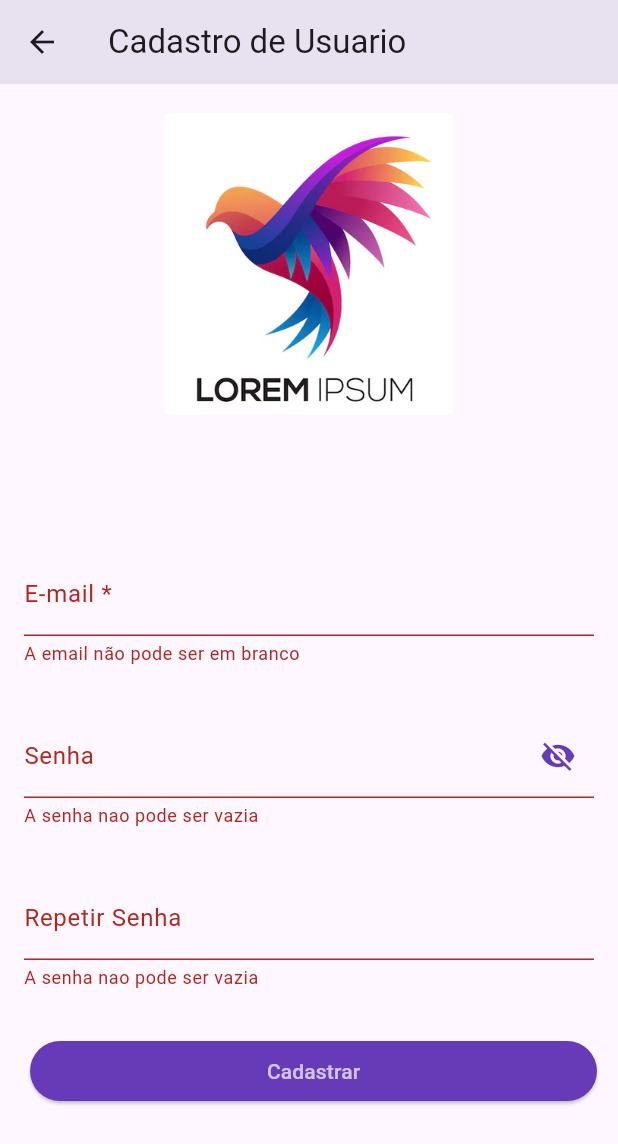
After one commit to spigatl/template_flutter, a Flutter app: the HomeCadastro screen opened by its route, scrolled down 56 dp, after a tap on "Cadastrar", on a phone screen of 412 x 824 dp. The commit adds this screen. Shown: the top 1144 px of the screen. Run offline on Flutter 3.47's test engine with Material 3 defaults, Android fonts, the light colour scheme and no system bars; our stand-ins replace email_validator, sqflite; accounts and stored records are empty.

Commit message:
login 25102024 - 1

```diff
--- a/lib/routes/AppRoutes.dart
+++ b/lib/routes/AppRoutes.dart
@@ -2,11 +2,13 @@ import 'package:flutter/material.dart';
 import 'package:meucontrole/views/home_login.dart';
 import '../views/home_page.dart';
 import '../views/home_password.dart';
+import '../views/home_cadastro.dart';
 
 class Routes {
   static const String home = '/';
   static const String password = '/password';
   static const String login = '/login';
+  static const String cadastrar = '/cadastrar';
 
   static Route<dynamic> generateRoute(RouteSettings settings) {
     switch (settings.name) {
@@ -16,6 +18,8 @@ class Routes {
         return MaterialPageRoute(builder: (_) => const HomePassword());
       case login:
         return MaterialPageRoute(builder: (_) => const LoginPage());
+      case cadastrar:
+        return MaterialPageRoute(builder: (_) => const HomeCadastro());
       default:
         return MaterialPageRoute(
             builder: (_) => const HomePage()); // Redireciona para Home por padrão
--- /dev/null
+++ b/lib/views/home_cadastro.dart
@@ -0,0 +1,163 @@
+import 'package:flutter/material.dart';
+import 'package:email_validator/email_validator.dart';
+import 'package:meucontrole/helpers/db_helper.dart';
+import 'package:meucontrole/models/login.dart';
+
+
+class HomeCadastro extends StatefulWidget {
+  const HomeCadastro({super.key});
+
+  @override
+  _HomeCadastroStaste createState() => _HomeCadastroStaste();
+}
+
+class _HomeCadastroStaste extends State<HomeCadastro> {
+  final _formKey = GlobalKey<FormState>();
+  TextEditingController _loginController = TextEditingController();
+  TextEditingController _passwordController = TextEditingController();
+  TextEditingController _rePasswordController = TextEditingController();
+
+  Future<void> _submitForm() async {
+    if (_formKey.currentState!.validate()) {
+      final user = User(
+        email: _loginController.text,
+        password: _passwordController.text,
+      );
+
+      await DatabaseHelper.instance.addUser(user);
+      ScaffoldMessenger.of(context)
+          .showSnackBar(SnackBar(content: Text('Usuário salvo com sucesso!')));
+    }
+  }
+
+  bool _showPassword = false;
+  void _togglevisibility() {
+    setState(() {
+      _showPassword = !_showPassword;
+    });
+  }
+
+  @override
+  Widget build(BuildContext context) {
+    return Scaffold(
+      appBar: AppBar(title: const Text('Cadastro de Usuario')),
+      body: SingleChildScrollView(
+        child: ConstrainedBox(
+          constraints: BoxConstraints(
+            minHeight: MediaQuery.of(context).size.height,
+          ),
+          child: Column(
+            mainAxisAlignment: MainAxisAlignment.spaceEvenly,
+            children: [
+              Image.asset(
+                'assets/loreipsum.png',
+                fit: BoxFit.fill,
+                height: 200,
+              ),
+              Form(
+                key: _formKey,
+                child: Column(
+                  children: [
+                    Padding(
+                      padding: const EdgeInsets.all(16.0),
+                      child: TextFormField(
+                        controller: _loginController,
+                        decoration: const InputDecoration(
+                          labelText: 'E-mail *',
+                        ),
+                        validator: (value) {
+                          //validator de email importa uma lib/email_validator
+                          if (value == null || value.isEmpty) {
+                            return 'A email não pode ser em branco';
+                          } else if (!EmailValidator.validate(value)) {
+                            return 'Email Invalido';
+                          }
+                          return null;
+                        },
+                      ),
+                    ),
+                    Padding(
+                      padding: const EdgeInsets.all(16.0),
+                      child: TextFormField(
+                        controller: _passwordController,
+                        obscureText: !_showPassword,
+                        cursorColor: Colors.deepPurple,
+                        style: const TextStyle(color: Colors.black),
+                        decoration: InputDecoration(
+                          labelText: "Senha",
+                          suffixIcon: GestureDetector(
+                            onTap: () {
+                              _togglevisibility();
+                            },
+                            child: Icon(
+                              _showPassword
+                                  ? Icons.visibility
+                                  : Icons.visibility_off,
+                              color: Colors.deepPurple,
+                            ),
+                          ),
+                        ),
+                        validator: (value) {
+                          if (value == null || value.isEmpty) {
+                            return 'A senha nao pode ser vazia';
+                          }
+                          return null;
+                        },
+                      ),
+                    ),
+                    Padding(
+                      padding: const EdgeInsets.all(16.0),
+                      child: TextFormField(
+                        controller: _rePasswordController,
+                        obscureText: !_showPassword,
+                        cursorColor: Colors.deepPurple,
+                        style: const TextStyle(color: Colors.black),
+                        decoration: InputDecoration(
+                          labelText: "Repetir Senha",
+                        ),
+                        validator: (value) {
+                          if (value == null || value.isEmpty) {
+                            return 'A senha nao pode ser vazia';
+                          }
+                          return null;
+                        },
+                      ),
+                    ),
+                    Padding(
+                      padding: const EdgeInsets.only(
+                          left: 20, right: 14, top: 14, bottom: 10),
+                      child: Column(
+                        crossAxisAlignment: CrossAxisAlignment.stretch,
+                        children: [
+                          ElevatedButton(
+                            style: ElevatedButton.styleFrom(
+                                backgroundColor: Colors.deepPurple,
+                                foregroundColor: Colors.white70),
+                            onPressed: () async {
+                              if (_formKey.currentState!.validate()) {
+                                await _submitForm();
+
+                                // If the form is valid, display a snackbar. In the real world,
+                                // you'd often call a server or save the information in a database.
+                                ScaffoldMessenger.of(context).showSnackBar(
+                                  const SnackBar(content: Text('Aguarde')),
+                                );
+                                print(_loginController.text);
+                                // Navigator.pushNamed(context, Routes.login);
+                              }
+                            },
+                            child: const Text('Cadastrar'),
+                          ),
+                        ],
+                      ),
+                    ),
+                  ],
+                ),
+              ),
+            ],
+          ),
+        ),
+      ),
+    );
+  }
+}
--- a/lib/views/home_login.dart
+++ b/lib/views/home_login.dart
@@ -14,8 +14,8 @@ class _LoginPageState extends State<LoginPage> {
   final _formKey = GlobalKey<FormState>();
 
   //controller of form
-  TextEditingController _loginController = TextEditingController();
-  TextEditingController _passwordController = TextEditingController();
+  final TextEditingController _loginController = TextEditingController();
+  final TextEditingController _passwordController = TextEditingController();
 
   //password change visible/hide
   bool _showPassword = false;
--- a/pubspec.yaml
+++ b/pubspec.yaml
@@ -4,7 +4,7 @@ publish_to: "none"
 version: 0.1.0
 
 environment:
-  sdk: ^3.5.3
+  sdk: ^3.4.3
 
 dependencies:
   flutter:
@@ -13,6 +13,7 @@ dependencies:
   email_validator: ^3.0.0
   sqflite: ^2.4.0
   path: ^1.9.0
+  path_provider: ^2.1.4
 
 dev_dependencies:
   flutter_test:
```
Also changed, not shown: lib/helpers/db_helper.dart (+7 -0 lines), lib/views/exportdb.dart (added, +22 -0 lines), lib/views/home_page.dart (+14 -5 lines), 2 other files.
